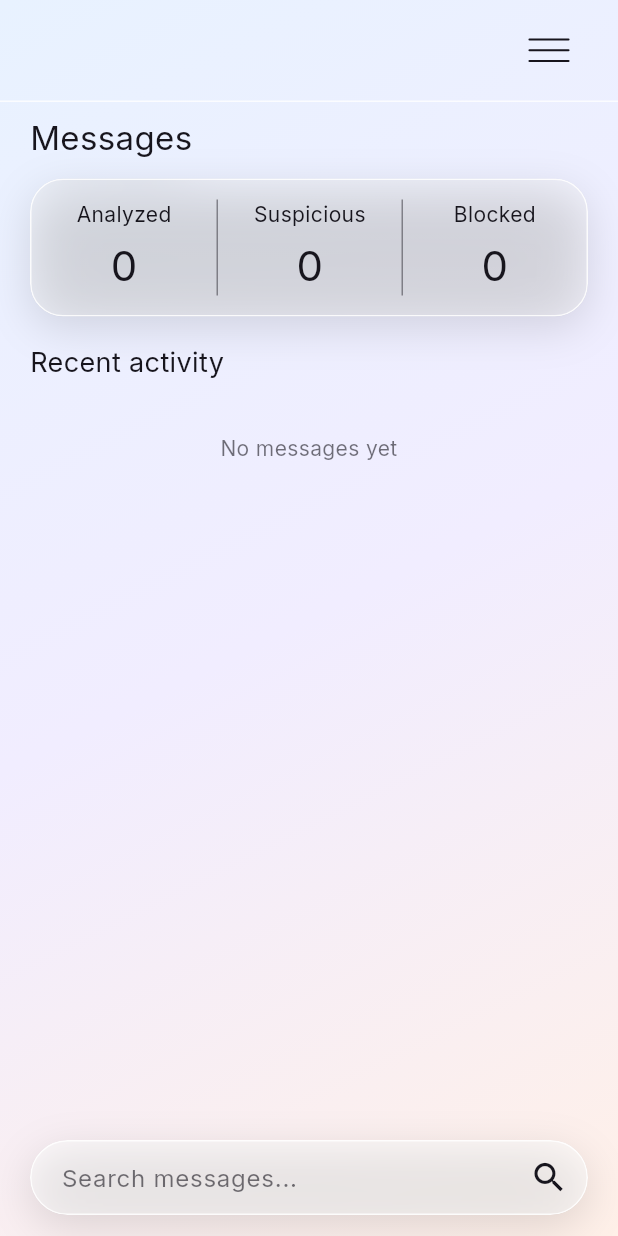
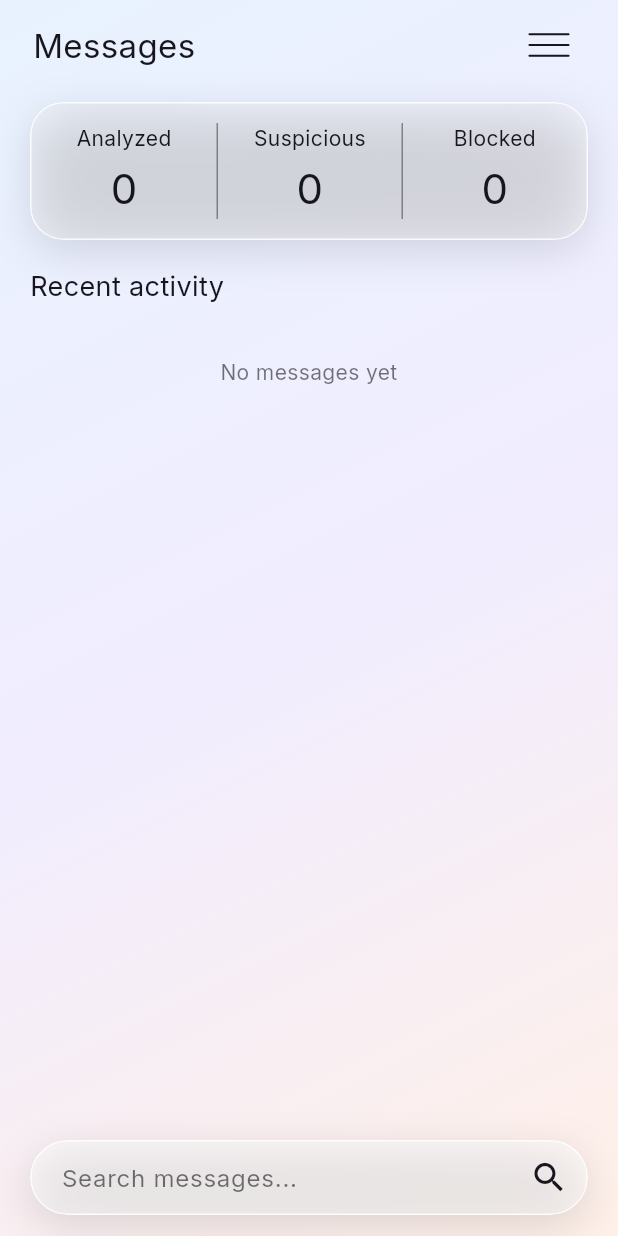
Before and after one commit to earllawrence-D/SMS-Shield, a Flutter app: the screen it shows after launch, on a phone screen of 412 x 824 dp. Run offline on Flutter 3.47's test engine with Material 3 defaults, Android fonts, the phone set to English and light mode, and no system bars; our stand-ins replace google_fonts, permission_handler, shared_preferences.

Commit message:
added a pop up notification whenever a message arrives

```diff
--- a/lib/main.dart
+++ b/lib/main.dart
@@ -97,7 +97,21 @@ class _MessagesHomeState extends State<MessagesHome>
   }
 
   void _onMessagesChanged() {
-    if (mounted) setState(() {});
+    if (!mounted) return;
+    setState(() {});
+    final message = app.takeToast();
+    if (message != null) {
+      WidgetsBinding.instance.addPostFrameCallback((_) {
+        if (!mounted) return;
+        ScaffoldMessenger.of(context)
+          ..hideCurrentSnackBar()
+          ..showSnackBar(SnackBar(
+            content: Text(message),
+            behavior: SnackBarBehavior.floating,
+            duration: const Duration(seconds: 3),
+          ));
+      });
+    }
   }
 
   @override
@@ -223,10 +237,6 @@ class _MessagesHomeState extends State<MessagesHome>
               padding: EdgeInsets.fromLTRB(
                   horizontalPadding, 8, horizontalPadding, bottomPadding),
               children: [
-                Text(active,
-                    style: TextStyle(
-                        color: ink, fontSize: 22, fontWeight: FontWeight.w400)),
-                const SizedBox(height: 12),
                 if (active == 'Messages') ...[
                   _dashboard(),
                   const SizedBox(height: 18),
@@ -247,8 +257,7 @@ class _MessagesHomeState extends State<MessagesHome>
                             textAlign: TextAlign.center,
                             style: TextStyle(color: muted))),
                 ] else if (active == 'Blocked') ...[
-                  Text('Messages blocked by ShieldSMS',
-                      style: TextStyle(color: muted, fontSize: 13)),
+
                   const SizedBox(height: 12),
                   for (final m in app.blocked)
                     Padding(
@@ -371,13 +380,12 @@ class _MessagesHomeState extends State<MessagesHome>
   }
 
   Widget _header() => Container(
-        height: 68,
+        height: 60,
         padding: const EdgeInsets.symmetric(horizontal: 22),
-        decoration: BoxDecoration(
-            border: Border(
-                bottom: BorderSide(
-                    color: Colors.white.withOpacity(widget.dark ? .55 : .8)))),
         child: Row(children: [
+          Text(active,
+              style: TextStyle(
+                  color: ink, fontSize: 22, fontWeight: FontWeight.w400)),
           const Spacer(),
           IconButton(
               onPressed: () => setState(() => menu = !menu),
```
